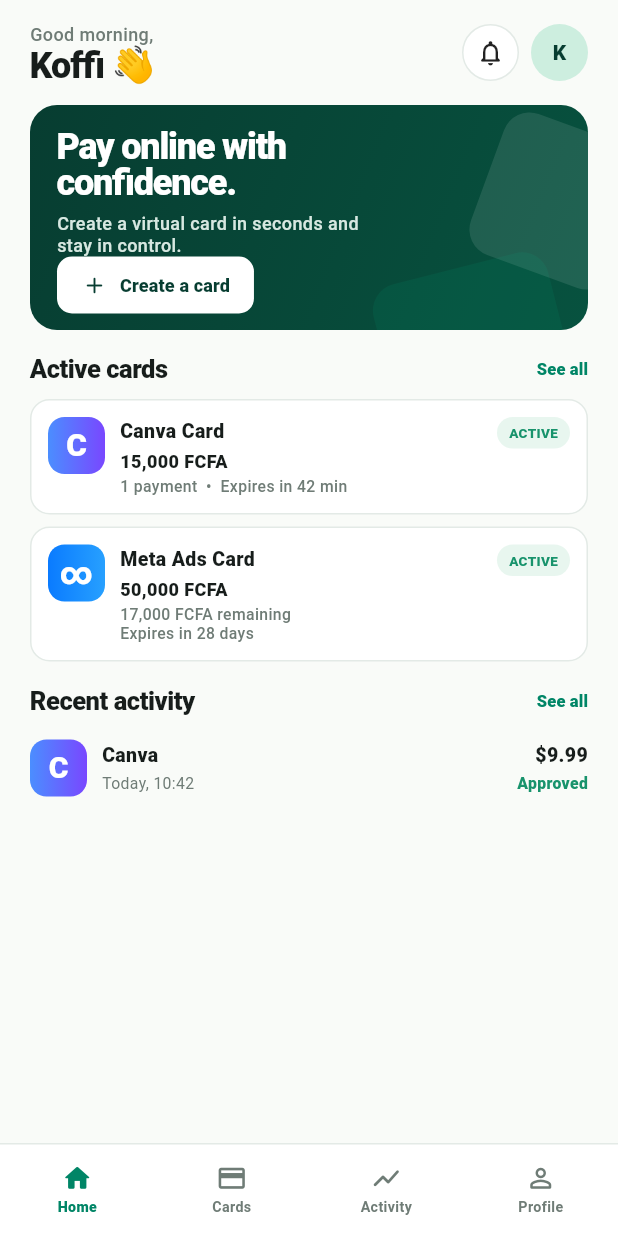
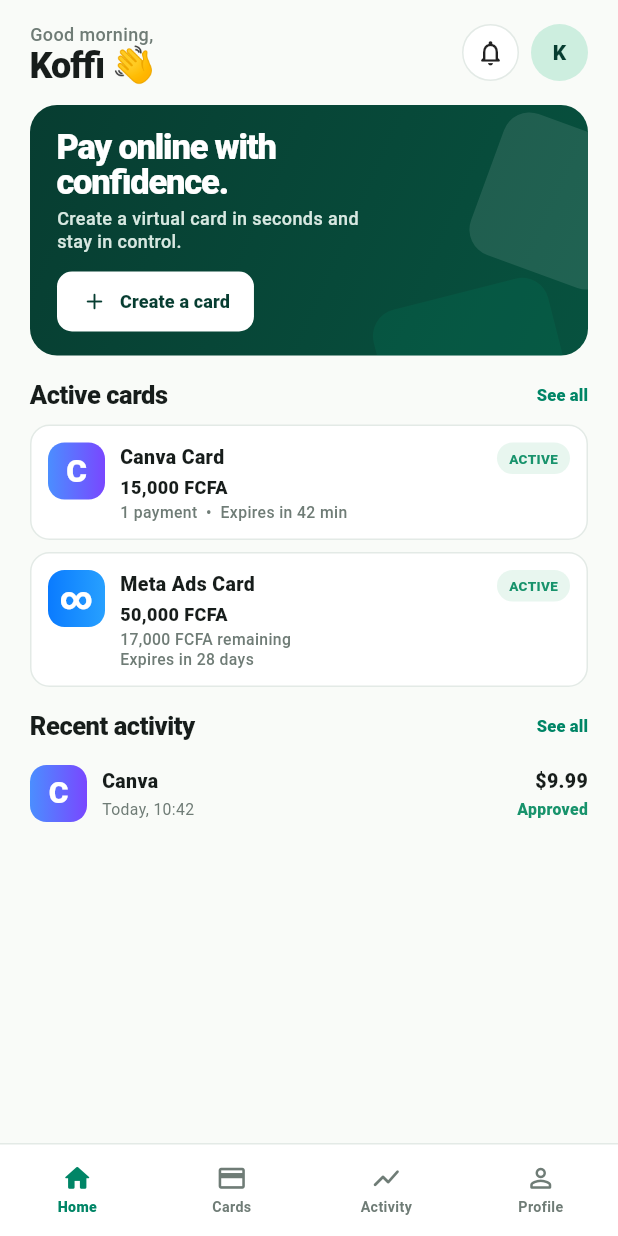
Before and after one commit to Job-Agen/LYMOQ, a Flutter app: the screen it shows after launch, after a tap on "Get started", on a phone screen of 412 x 824 dp. Run offline on Flutter 3.47's test engine with Material 3 defaults, Android fonts, the phone set to English and light mode, and no system bars.

Commit message:
fix: remove home hero overflow and harden responsive layout

```diff
--- a/lib/main.dart
+++ b/lib/main.dart
@@ -27,12 +27,22 @@
   static const mint = Color(0xFFE8F6EF);
   static const mintStrong = Color(0xFFCDEEDF);
   static const background = Color(0xFFF9FBF8);
-  static const surface = Colors.white;
   static const text = Color(0xFF111815);
   static const muted = Color(0xFF6F7C76);
   static const border = Color(0xFFE3EAE6);
   static const success = Color(0xFF18936C);
-  static const danger = Color(0xFFD45454);
+}
+
+class ResponsiveValues {
+  const ResponsiveValues(this.width);
+  final double width;
+
+  bool get compact => width < 360;
+  bool get large => width >= 420;
+  double get pagePadding => compact ? 16 : (large ? 24 : 20);
+  double get heroTitle => compact ? 21 : (large ? 25 : 23);
+  double get heroBody => compact ? 11 : 12;
+  double get sectionTitle => compact ? 16 : 17;
 }
 
 class OnboardingScreen extends StatelessWidget {
@@ -40,49 +50,49 @@
 
   @override
   Widget build(BuildContext context) {
-    final size = MediaQuery.sizeOf(context);
-    final cardWidth = (size.width * .70).clamp(250.0, 310.0);
-    final cardHeight = cardWidth * .62;
-
     return Scaffold(
       body: SafeArea(
         child: LayoutBuilder(
           builder: (context, constraints) {
+            final r = ResponsiveValues(constraints.maxWidth);
+            final cardWidth = (constraints.maxWidth * .70).clamp(230.0, 310.0);
+            final cardHeight = cardWidth * .62;
+
             return SingleChildScrollView(
               physics: const BouncingScrollPhysics(),
-              padding: const EdgeInsets.fromLTRB(26, 14, 26, 20),
+              padding: EdgeInsets.fromLTRB(r.pagePadding, 14, r.pagePadding, 20),
               child: ConstrainedBox(
-                constraints: BoxConstraints(minHeight: constraints.maxHeight - 34),
+                constraints: BoxConstraints(minHeight: (constraints.maxHeight - 34).clamp(0, double.infinity)),
                 child: Column(
                   crossAxisAlignment: CrossAxisAlignment.stretch,
                   children: [
                     const _OnboardingHeader(),
-                    const SizedBox(height: 18),
-                    const Text(
+                    SizedBox(height: r.compact ? 14 : 18),
+                    Text(
                       'Your money.\nYour rules.',
                       textAlign: TextAlign.center,
                       style: TextStyle(
                         color: LymoqColors.text,
-                        fontSize: 30,
+                        fontSize: r.compact ? 27 : 30,
                         height: .96,
                         fontWeight: FontWeight.w900,
                         letterSpacing: -1.2,
                       ),
                     ),
                     const SizedBox(height: 10),
-                    const Text(
+                    Text(
                       'Create secure virtual cards\nfor your online payments.',
                       textAlign: TextAlign.center,
                       style: TextStyle(
                         color: LymoqColors.muted,
-                        fontSize: 14,
+                        fontSize: r.compact ? 13 : 14,
                         height: 1.25,
                         fontWeight: FontWeight.w500,
                       ),
                     ),
-                    const SizedBox(height: 18),
+                    SizedBox(height: r.compact ? 12 : 18),
                     SizedBox(
-                      height: cardHeight + 66,
+                      height: cardHeight + 58,
                       child: Stack(
                         alignment: Alignment.center,
                         children: [
@@ -116,29 +126,23 @@
                           ),
                           Transform.rotate(
                             angle: -.12,
-                            child: _VirtualCard(
-                              width: cardWidth,
-                              height: cardHeight,
-                              showMerchant: false,
-                            ),
+                            child: _VirtualCard(width: cardWidth, height: cardHeight),
                           ),
                         ],
                       ),
                     ),
-                    const SizedBox(height: 4),
+                    const SizedBox(height: 2),
                     const _Benefit(icon: Icons.lock_outline_rounded, text: 'Spend online safely'),
                     const _Benefit(icon: Icons.tune_rounded, text: 'Stay in control'),
                     const _Benefit(icon: Icons.speed_rounded, text: 'Set your own limits'),
                     const _Benefit(icon: Icons.public_rounded, text: 'Built for Africa'),
-                    const SizedBox(height: 16),
+                    const SizedBox(height: 14),
                     SizedBox(
                       height: 52,
                       child: FilledButton(
-                        onPressed: () {
-                          Navigator.of(context).pushReplacement(
+                        onPressed: () => Navigator.of(context).pushReplacement(
                           MaterialPageRoute<void>(builder: (_) => const HomeScreen()),
-                          );
-                        },
+                        ),
                         style: FilledButton.styleFrom(
                           backgroundColor: LymoqColors.forest2,
                           shape: RoundedRectangleBorder(borderRadius: BorderRadius.circular(14)),
@@ -153,13 +157,11 @@
                         ),
                       ),
                     ),
-                    const SizedBox(height: 8),
+                    const SizedBox(height: 6),
                     TextButton(
-                      onPressed: () {
-                        Navigator.of(context).pushReplacement(
+                      onPressed: () => Navigator.of(context).pushReplacement(
                         MaterialPageRoute<void>(builder: (_) => const HomeScreen()),
-                        );
-                      },
+                      ),
                       child: const Text(
                         'I already have an account',
                         style: TextStyle(color: LymoqColors.forest, fontWeight: FontWeight.w700),
@@ -186,12 +188,7 @@
       children: [
         const Text(
           'LYMOQ',
-          style: TextStyle(
-            color: LymoqColors.forest,
-            fontSize: 22,
-            fontWeight: FontWeight.w900,
-            letterSpacing: 1.2,
-          ),
+          style: TextStyle(color: LymoqColors.forest, fontSize: 22, fontWeight: FontWeight.w900, letterSpacing: 1.2),
         ),
         Container(
           padding: const EdgeInsets.symmetric(horizontal: 11, vertical: 7),
@@ -201,6 +198,7 @@
             boxShadow: const [BoxShadow(color: Color(0x10000000), blurRadius: 10, offset: Offset(0, 4))],
           ),
           child: const Row(
+            mainAxisSize: MainAxisSize.min,
             children: [
               Text('EN', style: TextStyle(fontSize: 11, fontWeight: FontWeight.w800)),
               SizedBox(width: 4),
@@ -231,7 +229,7 @@
             child: Icon(icon, size: 16, color: Colors.white),
           ),
           const SizedBox(width: 12),
-          Text(text, style: const TextStyle(fontSize: 13, fontWeight: FontWeight.w700)),
+          Expanded(child: Text(text, style: const TextStyle(fontSize: 13, fontWeight: FontWeight.w700))),
         ],
       ),
     );
@@ -247,9 +245,12 @@
       backgroundColor: LymoqColors.background,
       body: SafeArea(
         bottom: false,
-        child: SingleChildScrollView(
+        child: LayoutBuilder(
+          builder: (context, constraints) {
+            final r = ResponsiveValues(constraints.maxWidth);
+            return SingleChildScrollView(
               physics: const BouncingScrollPhysics(),
-          padding: const EdgeInsets.fromLTRB(20, 14, 20, 22),
+              padding: EdgeInsets.fromLTRB(r.pagePadding, 14, r.pagePadding, 22),
               child: Column(
                 crossAxisAlignment: CrossAxisAlignment.start,
                 children: [
@@ -257,7 +258,7 @@
                   const SizedBox(height: 14),
                   const _HeroPanel(),
                   const SizedBox(height: 14),
-              const _SectionTitle(title: 'Active cards'),
+                  _SectionTitle(title: 'Active cards', fontSize: r.sectionTitle),
                   const SizedBox(height: 8),
                   const _ActiveCardTile(
                     brand: 'C',
@@ -275,11 +276,13 @@
                     brandGradient: [Color(0xFF0A7BFF), Color(0xFF27A0FF)],
                   ),
                   const SizedBox(height: 14),
-              const _SectionTitle(title: 'Recent activity'),
+                  _SectionTitle(title: 'Recent activity', fontSize: r.sectionTitle),
                   const SizedBox(height: 4),
                   const _ActivityRow(),
                 ],
               ),
+            );
+          },
         ),
       ),
       bottomNavigationBar: const _BottomNav(),
@@ -328,9 +331,12 @@
 
   @override
   Widget build(BuildContext context) {
+    return LayoutBuilder(
+      builder: (context, constraints) {
+        final r = ResponsiveValues(constraints.maxWidth);
         return Container(
-      height: 150,
           width: double.infinity,
+          constraints: const BoxConstraints(minHeight: 158),
           decoration: BoxDecoration(
             borderRadius: BorderRadius.circular(18),
             gradient: const LinearGradient(
@@ -342,28 +348,70 @@
           clipBehavior: Clip.antiAlias,
           child: Stack(
             children: [
-          Positioned(right: -30, top: 14, child: Transform.rotate(angle: .35, child: Container(width: 100, height: 100, decoration: BoxDecoration(color: const Color(0x1AFFFFFF), borderRadius: BorderRadius.circular(18))))),
-          Positioned(right: 20, bottom: -32, child: Transform.rotate(angle: -.25, child: Container(width: 120, height: 74, decoration: BoxDecoration(color: const Color(0x1400C890), borderRadius: BorderRadius.circular(18))))),
+              Positioned(
+                right: -30,
+                top: 14,
+                child: Transform.rotate(
+                  angle: .35,
+                  child: Container(
+                    width: 100,
+                    height: 100,
+                    decoration: BoxDecoration(color: const Color(0x1AFFFFFF), borderRadius: BorderRadius.circular(18)),
+                  ),
+                ),
+              ),
+              Positioned(
+                right: 20,
+                bottom: -32,
+                child: Transform.rotate(
+                  angle: -.25,
+                  child: Container(
+                    width: 120,
+                    height: 74,
+                    decoration: BoxDecoration(color: const Color(0x1400C890), borderRadius: BorderRadius.circular(18)),
+                  ),
+                ),
+              ),
               Padding(
-            padding: const EdgeInsets.fromLTRB(18, 16, 18, 14),
+                padding: EdgeInsets.fromLTRB(r.compact ? 16 : 18, 16, r.compact ? 16 : 18, 16),
                 child: Column(
+                  mainAxisSize: MainAxisSize.min,
                   crossAxisAlignment: CrossAxisAlignment.start,
                   children: [
-                const Text('Pay online with\nconfidence.', style: TextStyle(color: Colors.white, fontSize: 24, height: 1.0, fontWeight: FontWeight.w900, letterSpacing: -.8)),
+                    Text(
+                      'Pay online with\nconfidence.',
+                      style: TextStyle(
+                        color: Colors.white,
+                        fontSize: r.heroTitle,
+                        height: 1.02,
+                        fontWeight: FontWeight.w900,
+                        letterSpacing: -.8,
+                      ),
+                    ),
                     const SizedBox(height: 7),
-                const SizedBox(
-                  width: 210,
-                  child: Text('Create a virtual card in seconds and stay in control.', style: TextStyle(color: Color(0xFFD7E8E1), fontSize: 12, height: 1.25, fontWeight: FontWeight.w500)),
+                    ConstrainedBox(
+                      constraints: BoxConstraints(maxWidth: r.compact ? 185 : 220),
+                      child: Text(
+                        'Create a virtual card in seconds and stay in control.',
+                        style: TextStyle(
+                          color: const Color(0xFFD7E8E1),
+                          fontSize: r.heroBody,
+                          height: 1.22,
+                          fontWeight: FontWeight.w500,
                         ),
-                const Spacer(),
-                SizedBox(
-                  height: 38,
+                      ),
+                    ),
+                    const SizedBox(height: 12),
+                    ConstrainedBox(
+                      constraints: const BoxConstraints(minHeight: 40),
                       child: FilledButton.icon(
                         onPressed: () {},
                         style: FilledButton.styleFrom(
                           backgroundColor: Colors.white,
                           foregroundColor: LymoqColors.forest,
-                      padding: const EdgeInsets.symmetric(horizontal: 16),
+                          padding: const EdgeInsets.symmetric(horizontal: 16, vertical: 10),
+                          minimumSize: const Size(0, 40),
+                          tapTargetSize: MaterialTapTargetSize.shrinkWrap,
                           shape: RoundedRectangleBorder(borderRadius: BorderRadius.circular(10)),
                         ),
                         icon: const Icon(Icons.add_rounded, size: 18),
@@ -376,22 +424,29 @@
             ],
           ),
         );
+      },
+    );
   }
 }
 
 class _SectionTitle extends StatelessWidget {
-  const _SectionTitle({required this.title});
+  const _SectionTitle({required this.title, required this.fontSize});
   final String title;
+  final double fontSize;
 
   @override
   Widget build(BuildContext context) {
     return Row(
       mainAxisAlignment: MainAxisAlignment.spaceBetween,
       children: [
-        Text(title, style: const TextStyle(fontSize: 17, fontWeight: FontWeight.w900, letterSpacing: -.3)),
+        Text(title, style: TextStyle(fontSize: fontSize, fontWeight: FontWeight.w900, letterSpacing: -.3)),
         TextButton(
           onPressed: () {},
-          style: TextButton.styleFrom(padding: EdgeInsets.zero, minimumSize: Size.zero, tapTargetSize: MaterialTapTargetSize.shrinkWrap),
+          style: TextButton.styleFrom(
+            padding: EdgeInsets.zero,
+            minimumSize: Size.zero,
+            tapTargetSize: MaterialTapTargetSize.shrinkWrap,
+          ),
           child: const Text('See all', style: TextStyle(color: LymoqColors.accent, fontSize: 11, fontWeight: FontWeight.w800)),
         ),
       ],
@@ -417,8 +472,13 @@
   @override
   Widget build(BuildContext context) {
     return Container(
+      width: double.infinity,
       padding: const EdgeInsets.all(11),
-      decoration: BoxDecoration(color: Colors.white, borderRadius: BorderRadius.circular(13), border: Border.all(color: LymoqColors.border)),
+      decoration: BoxDecoration(
+        color: Colors.white,
+        borderRadius: BorderRadius.circular(13),
+        border: Border.all(color: LymoqColors.border),
+      ),
       child: Row(
         crossAxisAlignment: CrossAxisAlignment.start,
         children: [
@@ -434,7 +494,7 @@
             child: Column(
               crossAxisAlignment: CrossAxisAlignment.start,
               children: [
-                Text(name, style: const TextStyle(fontSize: 13, fontWeight: FontWeight.w900)),
+                Text(name, maxLines: 1, overflow: TextOverflow.ellipsis, style: const TextStyle(fontSize: 13, fontWeight: FontWeight.w900)),
                 const SizedBox(height: 2),
                 Text(amount, style: const TextStyle(fontSize: 12, fontWeight: FontWeight.w800)),
                 const SizedBox(height: 2),
@@ -442,6 +502,7 @@
               ],
             ),
           ),
+          const SizedBox(width: 6),
           Container(
             padding: const EdgeInsets.symmetric(horizontal: 8, vertical: 4),
             decoration: BoxDecoration(color: LymoqColors.mint, borderRadius: BorderRadius.circular(30)),
@@ -545,10 +606,9 @@
 }
 
 class _VirtualCard extends StatelessWidget {
-  const _VirtualCard({required this.width, required this.height, required this.showMerchant});
+  const _VirtualCard({required this.width, required this.height});
   final double width;
   final double height;
-  final bool showMerchant;
 
   @override
   Widget build(BuildContext context) {
@@ -567,26 +627,44 @@
       ),
       child: Stack(
         children: [
-          Positioned(right: -30, top: 18, child: Transform.rotate(angle: .45, child: Container(width: 120, height: 70, decoration: BoxDecoration(color: const Color(0x12FFFFFF), borderRadius: BorderRadius.circular(16))))),
-          Positioned(left: 60, bottom: -24, child: Transform.rotate(angle: -.3, child: Container(width: 150, height: 80, decoration: BoxDecoration(color: const Color(0x1300D49A), borderRadius: BorderRadius.circular(18))))),
-          Padding(
-            padding: const EdgeInsets.all(19),
+          Positioned(
+            right: -30,
+            top: 18,
+            child: Transform.rotate(
+              angle: .45,
+              child: Container(
+                width: 120,
+                height: 70,
+                decoration: BoxDecoration(color: const Color(0x12FFFFFF), borderRadius: BorderRadius.circular(16)),
+              ),
+            ),
+          ),
+          Positioned(
+            left: 60,
+            bottom: -24,
+            child: Transform.rotate(
+              angle: -.3,
+              child: Container(
+                width: 150,
+                height: 80,
+                decoration: BoxDecoration(color: const Color(0x1300D49A), borderRadius: BorderRadius.circular(18)),
+              ),
+            ),
+          ),
+          const Padding(
+            padding: EdgeInsets.all(19),
             child: Column(
               crossAxisAlignment: CrossAxisAlignment.start,
               children: [
-                const Row(
+                Row(
                   mainAxisAlignment: MainAxisAlignment.spaceBetween,
                   children: [
                     Text('LYMOQ', style: TextStyle(color: Colors.white, fontSize: 18, fontWeight: FontWeight.w900)),
                     Text('VISA', style: TextStyle(color: Colors.white, fontSize: 16, fontWeight: FontWeight.w900)),
                   ],
                 ),
-                if (showMerchant) ...[
-                  const SizedBox(height: 18),
-                  const Text('CANVA CARD', style: TextStyle(color: Color(0xFFCEE2DA), fontSize: 9, fontWeight: FontWeight.w700, letterSpacing: .8)),
-                ],
-                const Spacer(),
-                const Text('••••••  4821', style: TextStyle(color: Colors.white, fontSize: 16, fontWeight: FontWeight.w800, letterSpacing: 1.6)),
+                Spacer(),
+                Text('••••••  4821', style: TextStyle(color: Colors.white, fontSize: 16, fontWeight: FontWeight.w800, letterSpacing: 1.6)),
               ],
             ),
           ),
```
Lines whose indentation alone changed are shown as unchanged.
